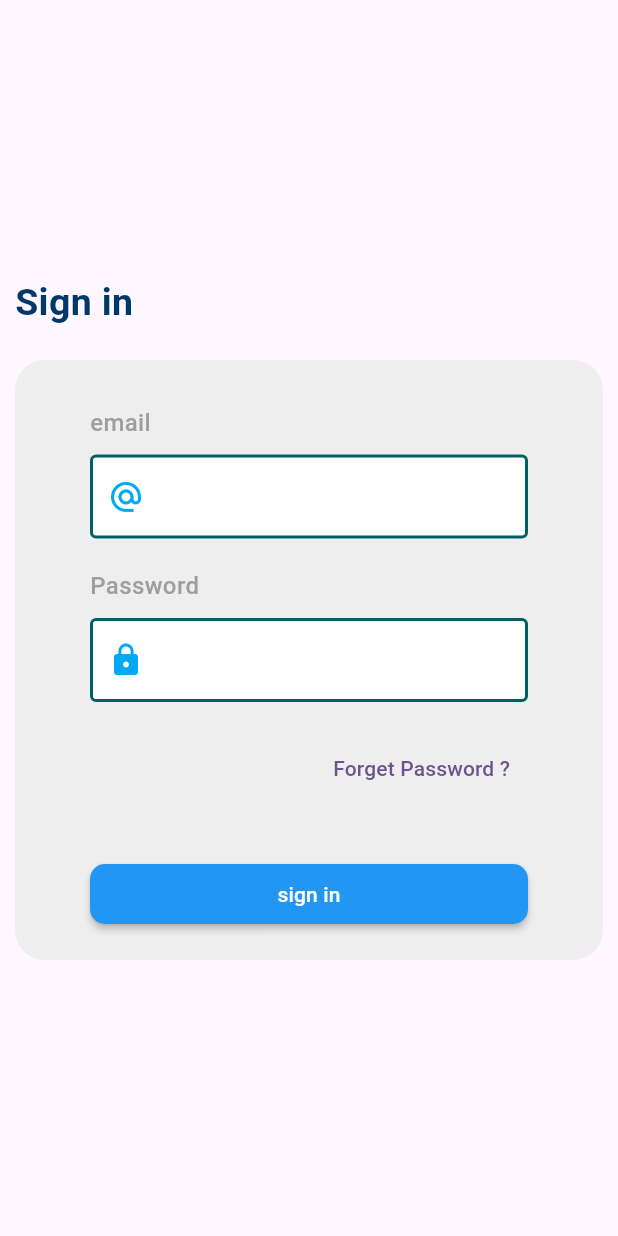
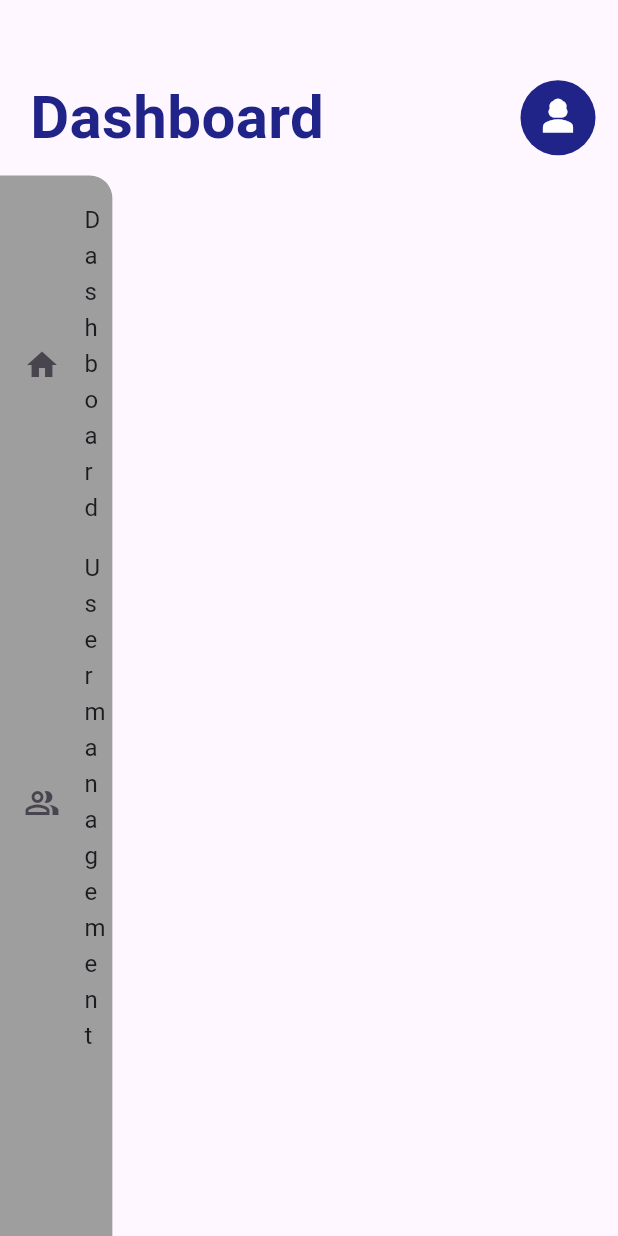
Before and after one commit to prachipachangepp/umma_sunn_website, a Flutter app: the screen it shows after launch, after a tap on "sign in", on a phone screen of 412 x 824 dp. Run offline on Flutter 3.47's test engine with Material 2 defaults, Android fonts, the phone set to English and light mode, and no system bars.

Commit message:
first commit 2

```diff
--- /dev/null
+++ b/lib/screens/dashbordscreen.dart
@@ -0,0 +1,105 @@
+import 'package:flutter/material.dart';
+import 'package:umma_sunn_website/screens/user_management.dart';
+
+class DashbordScreenview extends StatefulWidget {
+  const DashbordScreenview({super.key});
+
+  @override
+  State<DashbordScreenview> createState() => _DashbordScreenviewState();
+}
+
+class _DashbordScreenviewState extends State<DashbordScreenview> {
+  @override
+  Widget build(BuildContext context) {
+    return Scaffold(
+      body: Column(
+        children: [
+          Padding(
+            padding: const EdgeInsets.only(
+              top: 50,
+              left: 20,
+              right: 15,
+            ),
+            child: const Row(
+              mainAxisAlignment: MainAxisAlignment.spaceBetween,
+              children: [
+                Text(
+                  "Dashboard",
+                  style: TextStyle(
+                    fontSize: 40,
+                    fontWeight: FontWeight.w700,
+                    color: Color.fromARGB(255, 32, 35, 136),
+                  ),
+                ),
+                CircleAvatar(
+                  backgroundColor: Color.fromARGB(255, 32, 35, 136),
+                  radius: 25,
+                  child: Icon(
+                    Icons.person_3,
+                    size: 30,
+                    color: Color.fromARGB(254, 255, 255, 255),
+                  ),
+                ),
+              ],
+            ),
+          ),
+          SizedBox(
+            height: 10,
+          ),
+          Expanded(
+            child: Row(
+              children: [
+                Expanded(
+                  flex: 2,
+                  //fit: FlexFit.tight,
+                  child: Container(
+                    // height: 500,
+                    width: double.infinity,
+                    decoration: BoxDecoration(
+                      color: Colors.grey,
+                      borderRadius:
+                          BorderRadius.only(topRight: Radius.circular(15)),
+                    ),
+                    child: Column(
+                      children: [
+                        SizedBox(
+                          height: 10,
+                        ),
+                        ListTile(
+                          leading: Icon(Icons.home),
+                          title: Text("Dashboard"),
+                          onTap: () {},
+                        ),
+                        ListTile(
+                          leading: Icon(Icons.people_alt_outlined),
+                          title: Text("User management"),
+                          onTap: () { Navigator.push(
+                                  context,
+                                  MaterialPageRoute(
+                                      builder: (context) =>
+                                          const UserManagemntscreen()),
+                                );},
+                        ),
+                      ],
+                    ),
+                  ),
+                ),
+                Expanded(
+                  flex: 9,
+                  // fit: FlexFit.tight,
+                  child: Container(
+                    //height: 500,
+                    width: double.infinity,
+                    decoration: BoxDecoration(
+                      //color: const Color.fromARGB(255, 53, 32, 32),
+                    ),
+                  ),
+                ),
+              ],
+            ),
+          ),
+        ],
+      ),
+    );
+  }
+}
--- a/lib/screens/loginscreen.dart
+++ b/lib/screens/loginscreen.dart
@@ -1,4 +1,5 @@
 import 'package:flutter/material.dart';
+import 'package:umma_sunn_website/screens/dashbordscreen.dart';
 //import 'package:umma_sunn_website/resources/routes_manager.dart';
 import 'package:umma_sunn_website/screens/forgetscreen.dart';
 
@@ -136,7 +137,14 @@ class _LogInScreenState extends State<LogInScreen> {
                             height: 40,
                             width: double.infinity,
                             child: ElevatedButton(
-                              onPressed: () {},
+                              onPressed: () {
+                                Navigator.push(
+                                  context,
+                                  MaterialPageRoute(
+                                      builder: (context) =>
+                                          const DashbordScreenview()),
+                                );
+                              },
                               child: const Text(
                                 "sign in",
                                 style:  TextStyle(color: Colors.white),
```
Also changed, not shown: lib/screens/user_management.dart (added, +123 -0 lines).
